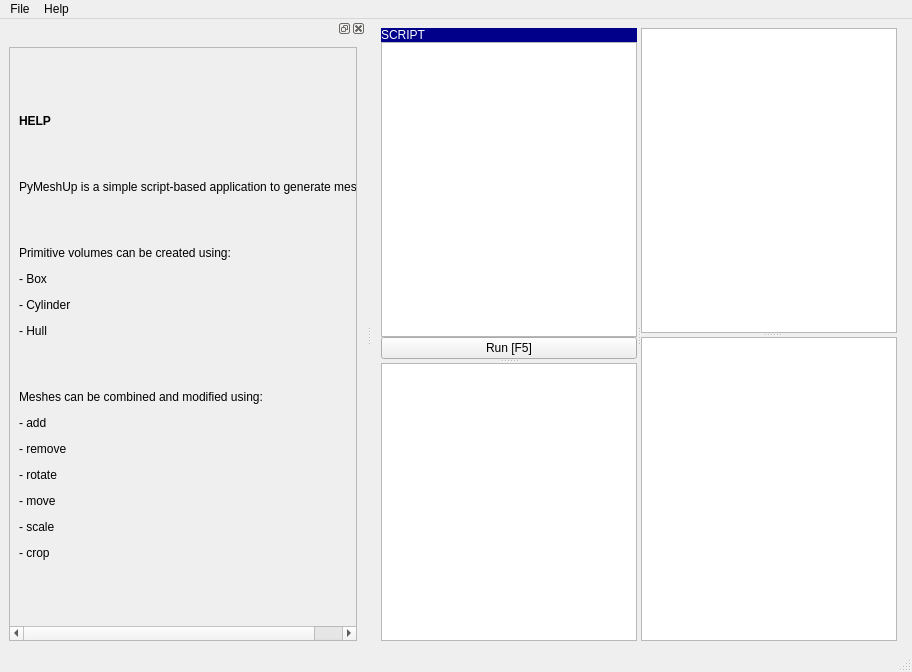
Above: guis/main.ui from RubendeBruin/pymeshup before the change. Below: the same form after it.
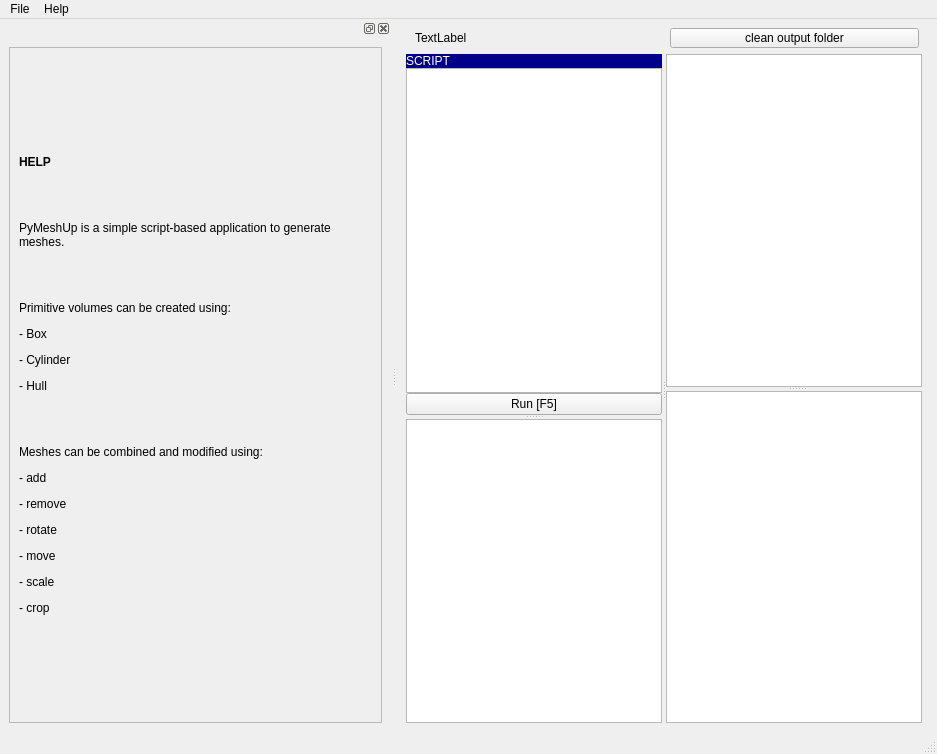
That is the form after the change.

Diff of the .ui file:
```diff
--- a/guis/main.ui
+++ b/guis/main.ui
@@ -9,15 +9,50 @@
    <rect>
     <x>0</x>
     <y>0</y>
-    <width>912</width>
-    <height>672</height>
+    <width>937</width>
+    <height>754</height>
    </rect>
   </property>
   <property name="windowTitle">
    <string>MainWindow</string>
   </property>
   <widget class="QWidget" name="centralwidget">
-   <layout class="QHBoxLayout" name="horizontalLayout">
+   <layout class="QVBoxLayout" name="verticalLayout_3">
+    <item>
+     <widget class="QWidget" name="top_widget" native="true">
+      <property name="maximumSize">
+       <size>
+        <width>16777215</width>
+        <height>20</height>
+       </size>
+      </property>
+      <layout class="QHBoxLayout" name="horizontalLayout">
+       <property name="leftMargin">
+        <number>9</number>
+       </property>
+       <property name="topMargin">
+        <number>0</number>
+       </property>
+       <property name="bottomMargin">
+        <number>0</number>
+       </property>
+       <item>
+        <widget class="QLabel" name="label_3">
+         <property name="text">
+          <string>TextLabel</string>
+         </property>
+        </widget>
+       </item>
+       <item>
+        <widget class="QPushButton" name="pushButton_2">
+         <property name="text">
+          <string>clean output folder</string>
+         </property>
+        </widget>
+       </item>
+      </layout>
+     </widget>
+    </item>
     <item>
      <widget class="QSplitter" name="splitter">
       <property name="orientation">
@@ -191,7 +226,7 @@
     <rect>
      <x>0</x>
      <y>0</y>
-     <width>912</width>
+     <width>937</width>
      <height>21</height>
     </rect>
    </property>
@@ -229,8 +264,8 @@
          <rect>
           <x>0</x>
           <y>0</y>
-          <width>338</width>
-          <height>572</height>
+          <width>209</width>
+          <height>671</height>
          </rect>
         </property>
         <layout class="QHBoxLayout" name="horizontalLayout_6">
@@ -239,6 +274,9 @@
            <property name="text">
             <string>&lt;html&gt;&lt;head/&gt;&lt;body&gt;&lt;p&gt;&lt;span style=&quot; font-weight:600;&quot;&gt;HELP&lt;/span&gt;&lt;/p&gt;&lt;p&gt;&lt;br/&gt;&lt;/p&gt;&lt;p&gt;PyMeshUp is a simple script-based application to generate meshes.&lt;/p&gt;&lt;p&gt;&lt;br/&gt;&lt;/p&gt;&lt;p&gt;Primitive volumes can be created using:&lt;/p&gt;&lt;p&gt;- Box&lt;/p&gt;&lt;p&gt;- Cylinder&lt;/p&gt;&lt;p&gt;- Hull&lt;/p&gt;&lt;p&gt;&lt;br/&gt;&lt;/p&gt;&lt;p&gt;Meshes can be combined and modified using:&lt;/p&gt;&lt;p&gt;- add&lt;/p&gt;&lt;p&gt;- remove&lt;/p&gt;&lt;p&gt;- rotate&lt;/p&gt;&lt;p&gt;- move&lt;/p&gt;&lt;p&gt;- scale&lt;/p&gt;&lt;p&gt;- crop&lt;/p&gt;&lt;/body&gt;&lt;/html&gt;</string>
            </property>
+           <property name="wordWrap">
+            <bool>true</bool>
+           </property>
           </widget>
          </item>
         </layout>
```
